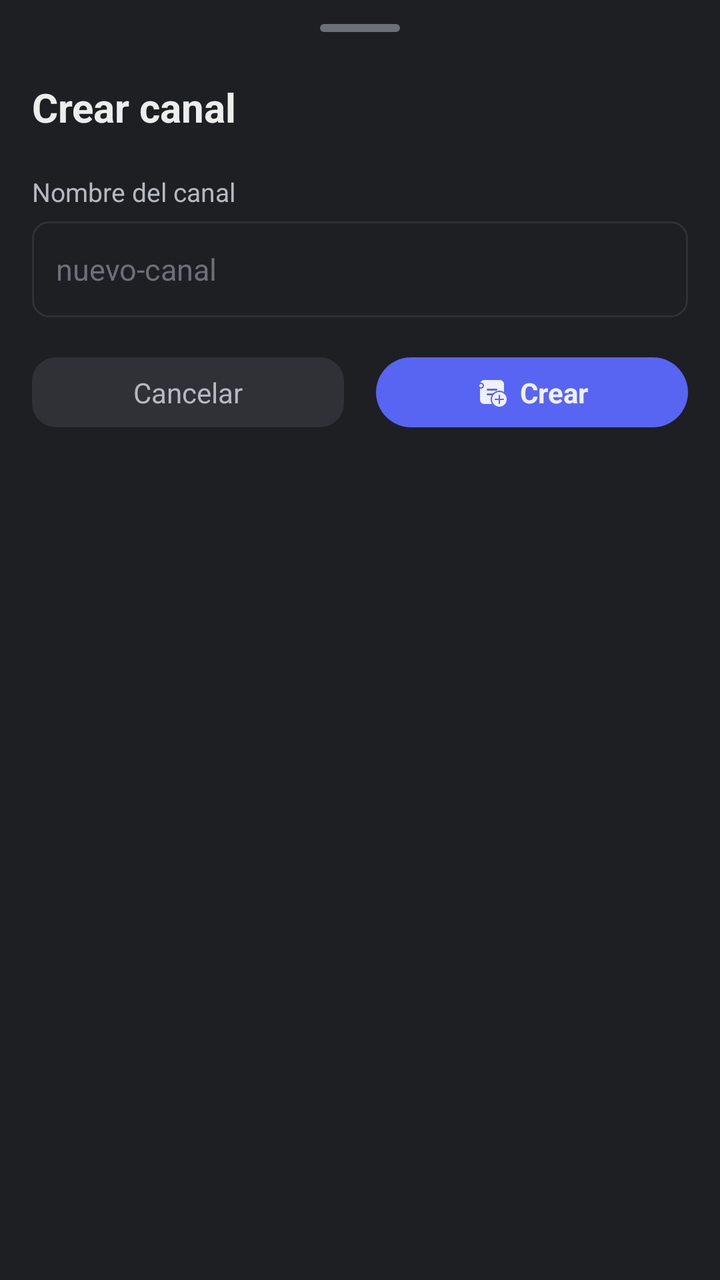
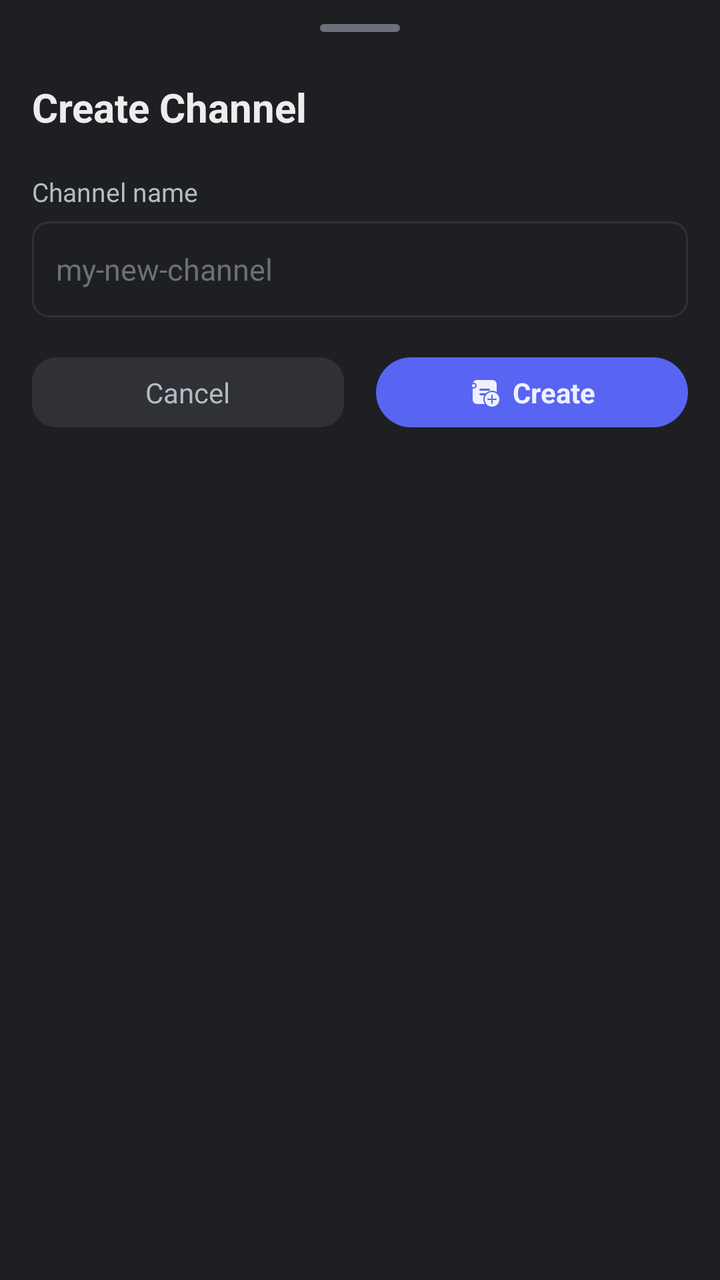

Screens rendered from an Android XML layout before and after an edit, with the pre-edit source and the edit as a unified diff.
<!-- AndroidManifest.xml: application theme Theme.Androidfrontendlinkoria -->
<!-- res/layout/bottom_sheet_create_channel.xml -->
<?xml version="1.0" encoding="utf-8"?>
<androidx.constraintlayout.widget.ConstraintLayout xmlns:android="http://schemas.android.com/apk/res/android"
    xmlns:app="http://schemas.android.com/apk/res-auto"
    android:layout_width="match_parent"
    android:layout_height="wrap_content"
    android:background="@color/bg_app_dialog"
    android:paddingBottom="32dp">

    
    <View
        android:id="@+id/handle"
        android:layout_width="40dp"
        android:layout_height="4dp"
        android:layout_marginTop="12dp"
        android:background="@drawable/bg_bottom_sheet_handle"
        app:layout_constraintEnd_toEndOf="parent"
        app:layout_constraintStart_toStartOf="parent"
        app:layout_constraintTop_toTopOf="parent" />

    
    <TextView
        android:id="@+id/tv_title"
        android:layout_width="0dp"
        android:layout_height="wrap_content"
        android:layout_marginStart="16dp"
        android:layout_marginTop="24dp"
        android:layout_marginEnd="16dp"
        android:text="Crear canal"
        android:textColor="@color/text_primary"
        android:textSize="20sp"
        android:textStyle="bold"
        app:layout_constraintEnd_toEndOf="parent"
        app:layout_constraintStart_toStartOf="parent"
        app:layout_constraintTop_toBottomOf="@id/handle" />

    
    <TextView
        android:id="@+id/tv_label"
        android:layout_width="0dp"
        android:layout_height="wrap_content"
        android:layout_marginStart="16dp"
        android:layout_marginTop="20dp"
        android:layout_marginEnd="16dp"
        android:text="Nombre del canal"
        android:textColor="@color/text_secondary"
        android:textSize="13sp"
        app:layout_constraintEnd_toEndOf="parent"
        app:layout_constraintStart_toStartOf="parent"
        app:layout_constraintTop_toBottomOf="@id/tv_title" />

    
    <EditText
        android:id="@+id/et_channel_name"
        android:layout_width="0dp"
        android:layout_height="48dp"
        android:layout_marginStart="16dp"
        android:layout_marginTop="6dp"
        android:layout_marginEnd="16dp"
        android:background="@drawable/bg_edit_field"
        android:hint="nuevo-canal"
        android:inputType="text"
        android:maxLines="1"
        android:padding="12dp"
        android:singleLine="true"
        android:textColor="@color/text_primary"
        android:textColorHint="@color/text_hint"
        android:textSize="15sp"
        android:imeOptions="actionDone"
        app:layout_constraintEnd_toEndOf="parent"
        app:layout_constraintStart_toStartOf="parent"
        app:layout_constraintTop_toBottomOf="@id/tv_label" />

    
    <LinearLayout
        android:id="@+id/btn_cancel"
        android:layout_width="0dp"
        android:layout_height="wrap_content"
        android:layout_marginStart="16dp"
        android:layout_marginTop="20dp"
        android:layout_marginEnd="8dp"
        android:background="@drawable/bg_edit_fields_card"
        android:gravity="center"
        android:orientation="horizontal"
        android:paddingHorizontal="12dp"
        android:paddingVertical="8dp"
        android:clickable="true"
        android:focusable="true"
        app:layout_constraintEnd_toStartOf="@id/btn_create"
        app:layout_constraintStart_toStartOf="parent"
        app:layout_constraintTop_toBottomOf="@id/et_channel_name">

        <TextView
            android:layout_width="wrap_content"
            android:layout_height="wrap_content"
            android:text="Cancelar"
            android:textColor="@color/text_secondary"
            android:textSize="14sp" />

    </LinearLayout>

    <LinearLayout
        android:id="@+id/btn_create"
        android:layout_width="0dp"
        android:layout_height="wrap_content"
        android:layout_marginStart="8dp"
        android:layout_marginTop="20dp"
        android:layout_marginEnd="16dp"
        android:background="@drawable/shape_pill_button"
        android:backgroundTint="@color/btn_primary"
        android:gravity="center"
        android:orientation="horizontal"
        android:paddingHorizontal="12dp"
        android:paddingVertical="8dp"
        android:clickable="true"
        android:focusable="true"
        app:layout_constraintEnd_toEndOf="parent"
        app:layout_constraintStart_toEndOf="@id/btn_cancel"
        app:layout_constraintTop_toBottomOf="@id/et_channel_name">

        <ImageView
            android:layout_width="16dp"
            android:layout_height="16dp"
            android:src="@drawable/ic_channel_add"
            android:importantForAccessibility="no"
            app:tint="@color/ic_default" />

        <TextView
            android:layout_width="wrap_content"
            android:layout_height="wrap_content"
            android:layout_marginStart="6dp"
            android:text="Crear"
            android:textColor="@color/ic_default"
            android:textSize="14sp"
            android:textStyle="bold" />

    </LinearLayout>

</androidx.constraintlayout.widget.ConstraintLayout>
<!-- resources referenced by this layout -->
<resources>
  <color name="bg_app_dialog">#1E1F23</color>
  <color name="btn_primary">#5865F2</color>
  <color name="ic_default">#E6FFFFFF</color>
  <color name="text_hint">#6D6F78</color>
  <color name="text_primary">#EDEDED</color>
  <color name="text_secondary">#B5BAC1</color>
  <!-- drawable bg_bottom_sheet_handle (drawable) -->
  <?xml version="1.0" encoding="utf-8"?>
  <shape xmlns:android="http://schemas.android.com/apk/res/android"
      android:shape="rectangle">
  
      <size
          android:width="40dp"
          android:height="4dp" />
  
      <solid android:color="@color/text_muted" />
  
      <corners android:radius="100dp" />
  
  </shape>
  <!-- drawable bg_edit_field (drawable) -->
  <?xml version="1.0" encoding="utf-8"?>
  <shape xmlns:android="http://schemas.android.com/apk/res/android"
      android:shape="rectangle">
      <solid android:color="@color/bg_edit_field" />
      <corners android:radius="8dp" />
      <stroke
          android:color="@color/bg_profile_elements"
          android:width="1dp" />
  </shape>
  <!-- drawable bg_edit_fields_card (drawable) -->
  <?xml version="1.0" encoding="utf-8"?>
  <shape xmlns:android="http://schemas.android.com/apk/res/android"
      android:shape="rectangle">
      <solid android:color="@color/bg_edit_fields_card" />
      <corners android:radius="12dp" />
  </shape>
  <!-- drawable shape_pill_button (drawable) -->
  <?xml version="1.0" encoding="utf-8"?>
  <shape xmlns:android="http://schemas.android.com/apk/res/android">
      <solid android:color="@color/bg_sidebar" />
      <corners android:radius="22dp" />
  </shape>
  <style name="Theme.Androidfrontendlinkoria" parent="Theme.MaterialComponents.DayNight.NoActionBar">
          
          <item name="colorPrimary">@color/primary_blue</item>
          <item name="colorPrimaryVariant">@color/purple_700</item>
          <item name="colorOnPrimary">@color/white</item>
          
          <item name="colorSecondary">@color/teal_200</item>
          <item name="colorSecondaryVariant">@color/teal_700</item>
          <item name="colorOnSecondary">@color/black</item>
          
          <item name="android:statusBarColor">?attr/colorPrimaryVariant</item>
          
      </style>
  <color name="text_muted">#6D6F78</color>
  <color name="bg_edit_field">#1E1F23</color>
  <color name="bg_profile_elements">#2F3136</color>
  <color name="bg_edit_fields_card">#2F3136</color>
  <color name="bg_sidebar">#1E1F22</color>
  <color name="primary_blue">#5865F2</color>
  <color name="purple_700">#3700B3</color>
  <color name="white">#FFFFFF</color>
  <color name="teal_200">#03DAC5</color>
  <color name="teal_700">#018786</color>
  <color name="black">#000000</color>
  <!-- unchanged entries left out for length: 1 -->
</resources>

<!-- the commit's change to res/layout/bottom_sheet_create_channel.xml (unified diff, before → after) -->
@@ -25,7 +25,7 @@
         android:layout_marginStart="16dp"
         android:layout_marginTop="24dp"
         android:layout_marginEnd="16dp"
-        android:text="Crear canal"
+        android:text="Create Channel"
         android:textColor="@color/text_primary"
         android:textSize="20sp"
         android:textStyle="bold"
@@ -41,7 +41,7 @@
         android:layout_marginStart="16dp"
         android:layout_marginTop="20dp"
         android:layout_marginEnd="16dp"
-        android:text="Nombre del canal"
+        android:text="Channel name"
         android:textColor="@color/text_secondary"
         android:textSize="13sp"
         app:layout_constraintEnd_toEndOf="parent"
@@ -57,7 +57,7 @@
         android:layout_marginTop="6dp"
         android:layout_marginEnd="16dp"
         android:background="@drawable/bg_edit_field"
-        android:hint="nuevo-canal"
+        android:hint="my-new-channel"
         android:inputType="text"
         android:maxLines="1"
         android:padding="12dp"
@@ -92,7 +92,7 @@
         <TextView
             android:layout_width="wrap_content"
             android:layout_height="wrap_content"
-            android:text="Cancelar"
+            android:text="Cancel"
             android:textColor="@color/text_secondary"
             android:textSize="14sp" />
 
@@ -128,7 +128,7 @@
             android:layout_width="wrap_content"
             android:layout_height="wrap_content"
             android:layout_marginStart="6dp"
-            android:text="Crear"
+            android:text="Create"
             android:textColor="@color/ic_default"
             android:textSize="14sp"
             android:textStyle="bold" />
